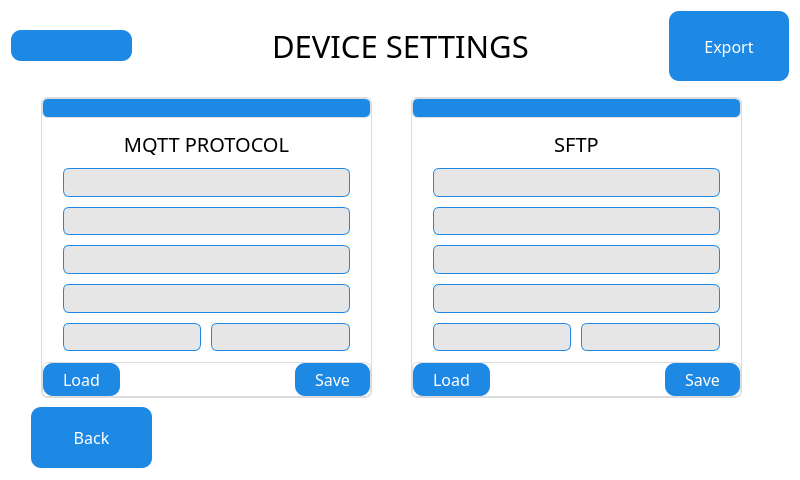
Before: the Qt Designer form QT_APP/devicesettings.ui in eSpark-Backup/nabilfesal-msm-fw, drawn with Qt 5.
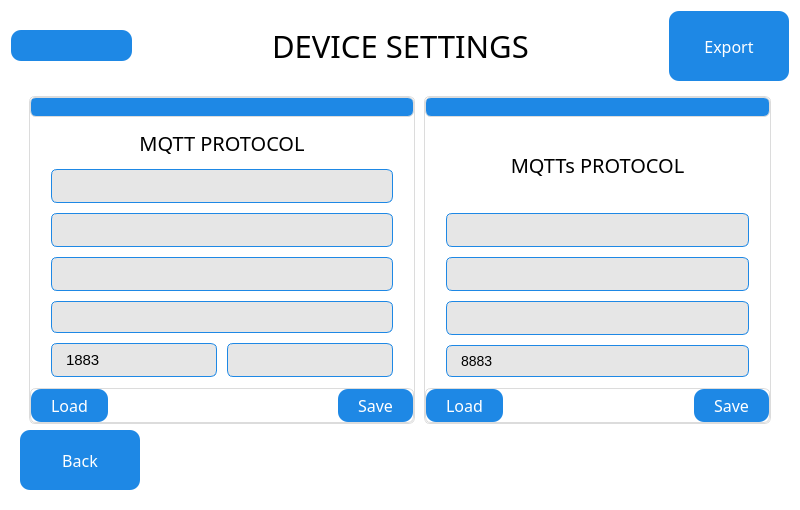
After: the same form once the commit is applied. The open tabs and pages were chosen to show the change. Icons and pictures are not drawn.

```diff
--- a/QT_APP/devicesettings.ui
+++ b/QT_APP/devicesettings.ui
@@ -194,15 +194,15 @@
       <number>0</number>
      </property>
      <widget class="QWidget" name="page">
+      <layout class="QVBoxLayout" name="verticalLayout_15">
+       <property name="leftMargin">
+        <number>80</number>
+       </property>
+       <property name="rightMargin">
+        <number>80</number>
+       </property>
+       <item>
       <widget class="QFrame" name="DeviceInfoFrame">
-       <property name="geometry">
-        <rect>
-         <x>40</x>
-         <y>10</y>
-         <width>331</width>
-         <height>301</height>
-        </rect>
-       </property>
        <property name="styleSheet">
         <string notr="true">background: white;                /* White background */
     border: 1px solid #dcdcdc;        /* Light grey border */
@@ -598,21 +598,106 @@
         </item>
        </layout>
       </widget>
+       </item>
+       <item>
+        <widget class="QFrame" name="horizontalFrame_2">
+         <property name="sizePolicy">
+          <sizepolicy hsizetype="Preferred" vsizetype="Fixed">
+           <horstretch>0</horstretch>
+           <verstretch>0</verstretch>
+          </sizepolicy>
+         </property>
+         <layout class="QHBoxLayout" name="horizontalLayout_25">
+          <item>
+           <spacer name="horizontalSpacer_6">
+            <property name="orientation">
+             <enum>Qt::Horizontal</enum>
+            </property>
+            <property name="sizeHint" stdset="0">
+             <size>
+              <width>40</width>
+              <height>20</height>
+             </size>
+            </property>
+           </spacer>
+          </item>
+          <item>
+           <widget class="QPushButton" name="continue_btn">
+            <property name="sizePolicy">
+             <sizepolicy hsizetype="Fixed" vsizetype="Fixed">
+              <horstretch>0</horstretch>
+              <verstretch>0</verstretch>
+             </sizepolicy>
+            </property>
+            <property name="minimumSize">
+             <size>
+              <width>120</width>
+              <height>60</height>
+             </size>
+            </property>
+            <property name="font">
+             <font>
+              <family>Gilroy</family>
+              <pointsize>-1</pointsize>
+             </font>
+            </property>
+            <property name="focusPolicy">
+             <enum>Qt::TabFocus</enum>
+            </property>
+            <property name="styleSheet">
+             <string notr="true">QPushButton {
+    background-color: #1E88E5;   /* Blue */
+    color: white;               /* White text */
+    border: none;               /* No border line */
+    border-radius: 10px;        /* Rounded corners */
+    padding: 6px 20px;          /* Spacing inside */
+    font-size: 16px;            /* Font size */
+}
+
+QPushButton:hover {
+    background-color: #1565C0;  /* Darker blue on hover */
+}
+
+QPushButton:pressed {
+    background-color: #0D47A1;  /* Darkest blue when pressed */
+}
+QPushButton:focus {
+    outline: none;                 /* Remove dotted border */
+    background-color: #074475;     /* Brighter blue highlight */
+    border: 2px solid black;       /* White glow/border */
+}</string>
+            </property>
+            <property name="text">
+             <string>Continue</string>
+            </property>
+           </widget>
+          </item>
+         </layout>
+        </widget>
+       </item>
+      </layout>
+     </widget>
+     <widget class="QWidget" name="page_3">
+      <layout class="QVBoxLayout" name="verticalLayout_14">
+       <item>
+        <layout class="QHBoxLayout" name="horizontalLayout_14">
+         <property name="spacing">
+          <number>9</number>
+         </property>
+         <property name="leftMargin">
+          <number>9</number>
+         </property>
+         <property name="rightMargin">
+          <number>9</number>
+         </property>
+         <item>
       <widget class="QFrame" name="DeviceInfoFrame_2">
-       <property name="geometry">
-        <rect>
-         <x>410</x>
-         <y>10</y>
-         <width>331</width>
-         <height>301</height>
-        </rect>
-       </property>
        <property name="styleSheet">
         <string notr="true">background: white;                /* White background */
     border: 1px solid #dcdcdc;        /* Light grey border */
     border-radius: 6px;</string>
        </property>
-       <layout class="QVBoxLayout" name="verticalLayout_3">
+           <layout class="QVBoxLayout" name="verticalLayout_10">
         <property name="spacing">
          <number>0</number>
         </property>
@@ -629,7 +714,7 @@
          <number>0</number>
         </property>
         <item>
-         <widget class="QLabel" name="label_4">
+             <widget class="QLabel" name="label_13">
           <property name="sizePolicy">
            <sizepolicy hsizetype="Preferred" vsizetype="Fixed">
             <horstretch>0</horstretch>
@@ -660,13 +745,13 @@
          </widget>
         </item>
         <item>
-         <widget class="QFrame" name="verticalFrame_2">
+             <widget class="QFrame" name="verticalFrame_5">
           <property name="styleSheet">
            <string notr="true">background: white;                /* White background */
     border: 1px solid #ffffff;        /* Light grey border */
     border-radius: 6px; </string>
           </property>
-          <layout class="QVBoxLayout" name="verticalLayout_4">
+              <layout class="QVBoxLayout" name="verticalLayout_11">
            <property name="spacing">
             <number>20</number>
            </property>
@@ -683,7 +768,7 @@
             <number>20</number>
            </property>
            <item>
-            <widget class="QLabel" name="label_5">
+                <widget class="QLabel" name="label_15">
              <property name="font">
               <font>
                <family>Gilroy</family>
@@ -771,7 +856,7 @@
             </widget>
            </item>
            <item>
-            <widget class="QFrame" name="horizontalFrame">
+                <widget class="QFrame" name="horizontalFrame_11">
              <property name="sizePolicy">
               <sizepolicy hsizetype="Preferred" vsizetype="Fixed">
                <horstretch>0</horstretch>
@@ -789,7 +874,7 @@
     border: 1px solid #ffffff;        /* Blue thin border */
 </string>
              </property>
-             <layout class="QHBoxLayout" name="horizontalLayout_6">
+                 <layout class="QHBoxLayout" name="horizontalLayout_18">
               <property name="spacing">
                <number>6</number>
               </property>
@@ -806,7 +891,7 @@
                <number>0</number>
               </property>
               <item>
-               <widget class="QFrame" name="horizontalFrame_8">
+                   <widget class="QFrame" name="horizontalFrame_14">
                 <property name="styleSheet">
                  <string notr="true">background: #e6e6e6;              /* Light grey box for info rows */
     border: 1px solid #e6e6e6;        /* Blue thin border */
@@ -814,7 +899,7 @@
     font-size: 15px;
     color: black;</string>
                 </property>
-                <layout class="QHBoxLayout" name="horizontalLayout_9">
+                    <layout class="QHBoxLayout" name="horizontalLayout_19">
                  <property name="spacing">
                   <number>0</number>
                  </property>
@@ -831,7 +916,7 @@
                   <number>0</number>
                  </property>
                  <item>
-                  <widget class="QLabel" name="label_6">
+                      <widget class="QLabel" name="label_20">
                    <property name="sizePolicy">
                     <sizepolicy hsizetype="Fixed" vsizetype="Fixed">
                      <horstretch>0</horstretch>
@@ -863,7 +948,7 @@
                </widget>
               </item>
               <item>
-               <widget class="QFrame" name="horizontalFrame_9">
+                   <widget class="QFrame" name="horizontalFrame_15">
                 <property name="styleSheet">
                  <string notr="true">background: #e6e6e6;              /* Light grey box for info rows */
     border: 1px solid #e6e6e6;        /* Blue thin border */
@@ -871,7 +956,7 @@
     font-size: 15px;
     color: black;</string>
                 </property>
-                <layout class="QHBoxLayout" name="horizontalLayout_10">
+                    <layout class="QHBoxLayout" name="horizontalLayout_20">
                  <property name="spacing">
                   <number>0</number>
                  </property>
@@ -888,7 +973,7 @@
                   <number>0</number>
                  </property>
                  <item>
-                  <widget class="QLabel" name="label_7">
+                      <widget class="QLabel" name="label_21">
                    <property name="sizePolicy">
                     <sizepolicy hsizetype="Fixed" vsizetype="Fixed">
                      <horstretch>0</horstretch>
@@ -926,7 +1011,7 @@
          </widget>
         </item>
         <item>
-         <widget class="QFrame" name="horizontalFrame">
+             <widget class="QFrame" name="horizontalFrame_16">
           <property name="sizePolicy">
            <sizepolicy hsizetype="Preferred" vsizetype="Fixed">
             <horstretch>0</horstretch>
@@ -939,7 +1024,7 @@
             <height>35</height>
            </size>
           </property>
-          <layout class="QHBoxLayout" name="horizontalLayout_12">
+              <layout class="QHBoxLayout" name="horizontalLayout_21">
            <property name="spacing">
             <number>0</number>
            </property>
@@ -1001,7 +1086,7 @@
             </widget>
            </item>
            <item>
-            <spacer name="horizontalSpacer">
+                <spacer name="horizontalSpacer_4">
              <property name="orientation">
               <enum>Qt::Horizontal</enum>
              </property>
@@ -1057,68 +1142,15 @@
         </item>
        </layout>
       </widget>
-      <widget class="QPushButton" name="continue_btn">
-       <property name="geometry">
-        <rect>
-         <x>640</x>
-         <y>320</y>
-         <width>130</width>
-         <height>60</height>
-        </rect>
-       </property>
-       <property name="font">
-        <font>
-         <family>Gilroy</family>
-         <pointsize>-1</pointsize>
-        </font>
-       </property>
-       <property name="focusPolicy">
-        <enum>Qt::TabFocus</enum>
-       </property>
-       <property name="styleSheet">
-        <string notr="true">QPushButton {
-    background-color: #1E88E5;   /* Blue */
-    color: white;               /* White text */
-    border: none;               /* No border line */
-    border-radius: 10px;        /* Rounded corners */
-    padding: 6px 20px;          /* Spacing inside */
-    font-size: 16px;            /* Font size */
-}
-
-QPushButton:hover {
-    background-color: #1565C0;  /* Darker blue on hover */
-}
-
-QPushButton:pressed {
-    background-color: #0D47A1;  /* Darkest blue when pressed */
-}
-QPushButton:focus {
-    outline: none;                 /* Remove dotted border */
-    background-color: #074475;     /* Brighter blue highlight */
-    border: 2px solid black;       /* White glow/border */
-}</string>
-       </property>
-       <property name="text">
-        <string>Continue</string>
-       </property>
-      </widget>
-     </widget>
-     <widget class="QWidget" name="page_2">
+         </item>
+         <item>
       <widget class="QFrame" name="DeviceInfoFrame_3">
-       <property name="geometry">
-        <rect>
-         <x>400</x>
-         <y>10</y>
-         <width>331</width>
-         <height>301</height>
-        </rect>
-       </property>
        <property name="styleSheet">
         <string notr="true">background: white;                /* White background */
     border: 1px solid #dcdcdc;        /* Light grey border */
     border-radius: 6px;</string>
        </property>
-       <layout class="QVBoxLayout" name="verticalLayout_5">
+           <layout class="QVBoxLayout" name="verticalLayout_12">
         <property name="spacing">
          <number>0</number>
         </property>
@@ -1135,7 +1167,7 @@
          <number>0</number>
         </property>
         <item>
-         <widget class="QLabel" name="label_9">
+             <widget class="QLabel" name="label_22">
           <property name="sizePolicy">
            <sizepolicy hsizetype="Preferred" vsizetype="Fixed">
             <horstretch>0</horstretch>
@@ -1166,13 +1198,13 @@
          </widget>
         </item>
         <item>
-         <widget class="QFrame" name="verticalFrame_3">
+             <widget class="QFrame" name="verticalFrame_6">
           <property name="styleSheet">
            <string notr="true">background: white;                /* White background */
     border: 1px solid #ffffff;        /* Light grey border */
     border-radius: 6px; </string>
           </property>
-          <layout class="QVBoxLayout" name="verticalLayout_6">
+              <layout class="QVBoxLayout" name="verticalLayout_13">
            <property name="spacing">
             <number>10</number>
            </property>
@@ -1189,7 +1221,7 @@
             <number>10</number>
            </property>
            <item>
-            <widget class="QLabel" name="label_11">
+                <widget class="QLabel" name="label_23">
              <property name="font">
               <font>
                <family>Gilroy</family>
@@ -1236,6 +1268,9 @@
            </item>
            <item>
             <widget class="QLineEdit" name="sftp_port">
+                 <property name="enabled">
+                  <bool>false</bool>
+                 </property>
              <property name="focusPolicy">
               <enum>Qt::ClickFocus</enum>
              </property>
@@ -1251,7 +1286,10 @@
               <string/>
              </property>
              <property name="text">
-              <string/>
+                  <string>22</string>
+                 </property>
+                 <property name="readOnly">
+                  <bool>true</bool>
              </property>
              <property name="placeholderText">
               <string/>
@@ -1301,7 +1339,7 @@
             </widget>
            </item>
            <item>
-            <layout class="QHBoxLayout" name="horizontalLayout_8">
+                <layout class="QHBoxLayout" name="horizontalLayout_22">
              <item>
               <widget class="QLineEdit" name="sftp_int">
                <property name="focusPolicy">
@@ -1341,7 +1379,7 @@
          </widget>
         </item>
         <item>
-         <widget class="QFrame" name="horizontalFrame_12">
+             <widget class="QFrame" name="horizontalFrame_17">
           <property name="sizePolicy">
            <sizepolicy hsizetype="Preferred" vsizetype="Fixed">
             <horstretch>0</horstretch>
@@ -1354,7 +1392,7 @@
             <height>35</height>
            </size>
           </property>
-          <layout class="QHBoxLayout" name="horizontalLayout_15">
+              <layout class="QHBoxLayout" name="horizontalLayout_23">
            <property name="spacing">
             <number>0</number>
            </property>
@@ -1416,7 +1454,7 @@
             </widget>
            </item>
            <item>
-            <spacer name="horizontalSpacer_2">
+                <spacer name="horizontalSpacer_5">
              <property name="orientation">
               <enum>Qt::Horizontal</enum>
              </property>
@@ -1472,15 +1510,127 @@
         </item>
        </layout>
       </widget>
+         </item>
+        </layout>
+       </item>
+       <item>
+        <layout class="QHBoxLayout" name="horizontalLayout_30">
+         <item>
+          <widget class="QPushButton" name="pushButton">
+           <property name="sizePolicy">
+            <sizepolicy hsizetype="Fixed" vsizetype="Fixed">
+             <horstretch>0</horstretch>
+             <verstretch>0</verstretch>
+            </sizepolicy>
+           </property>
+           <property name="minimumSize">
+            <size>
+             <width>121</width>
+             <height>61</height>
+            </size>
+           </property>
+           <property name="styleSheet">
+            <string notr="true">QPushButton {
+    background-color: #1E88E5;   /* Blue */
+    color: white;               /* White text */
+    border: none;               /* No border line */
+    border-radius: 10px;        /* Rounded corners */
+    padding: 6px 20px;          /* Spacing inside */
+    font-size: 16px;            /* Font size */
+}
+
+QPushButton:hover {
+    background-color: #1565C0;  /* Darker blue on hover */
+}
+
+QPushButton:pressed {
+    background-color: #0D47A1;  /* Darkest blue when pressed */
+}
+QPushButton:focus {
+    outline: none;                 /* Remove dotted border */
+    background-color: #074475;     /* Brighter blue highlight */
+    border: 2px solid black;       /* White glow/border */
+}</string>
+           </property>
+           <property name="text">
+            <string>Back</string>
+           </property>
+          </widget>
+         </item>
+         <item>
+          <spacer name="horizontalSpacer_9">
+           <property name="orientation">
+            <enum>Qt::Horizontal</enum>
+           </property>
+           <property name="sizeHint" stdset="0">
+            <size>
+             <width>40</width>
+             <height>20</height>
+            </size>
+           </property>
+          </spacer>
+         </item>
+         <item>
+          <widget class="QPushButton" name="pushButton_2">
+           <property name="sizePolicy">
+            <sizepolicy hsizetype="Fixed" vsizetype="Fixed">
+             <horstretch>0</horstretch>
+             <verstretch>0</verstretch>
+            </sizepolicy>
+           </property>
+           <property name="minimumSize">
+            <size>
+             <width>120</width>
+             <height>60</height>
+            </size>
+           </property>
+           <property name="styleSheet">
+            <string notr="true">QPushButton {
+    background-color: #1E88E5;   /* Blue */
+    color: white;               /* White text */
+    border: none;               /* No border line */
+    border-radius: 10px;        /* Rounded corners */
+    padding: 6px 20px;          /* Spacing inside */
+    font-size: 16px;            /* Font size */
+}
+
+QPushButton:hover {
+    background-color: #1565C0;  /* Darker blue on hover */
+}
+
+QPushButton:pressed {
+    background-color: #0D47A1;  /* Darkest blue when pressed */
+}
+QPushButton:focus {
+    outline: none;                 /* Remove dotted border */
+    background-color: #074475;     /* Brighter blue highlight */
+    border: 2px solid black;       /* White glow/border */
+}</string>
+           </property>
+           <property name="text">
+            <string>Continue</string>
+           </property>
+          </widget>
+         </item>
+        </layout>
+       </item>
+      </layout>
+     </widget>
+     <widget class="QWidget" name="page_2">
+      <layout class="QVBoxLayout" name="verticalLayout_18">
+       <item>
+        <layout class="QHBoxLayout" name="horizontalLayout_29">
+         <property name="spacing">
+          <number>9</number>
+         </property>
+         <property name="leftMargin">
+          <number>9</number>
+         </property>
+         <property name="rightMargin">
+          <number>9</number>
+         </property>
+         <item>
       <widget class="QFrame" name="DeviceInfoFrame_4">
-       <property name="geometry">
-        <rect>
-         <x>30</x>
-         <y>10</y>
-         <width>331</width>
-         <height>301</height>
-        </rect>
-       </property>
        <property name="styleSheet">
         <string notr="true">background: white;                /* White background */
     border: 1px solid #dcdcdc;        /* Light grey border */
@@ -1681,6 +1831,9 @@
             <layout class="QHBoxLayout" name="horizontalLayout_17">
              <item>
               <widget class="QLineEdit" name="mqtt_port">
+                   <property name="enabled">
+                    <bool>false</bool>
+                   </property>
                <property name="focusPolicy">
                 <enum>Qt::ClickFocus</enum>
                </property>
@@ -1696,7 +1849,10 @@
                 <string/>
                </property>
                <property name="text">
-                <string/>
+                    <string>1883</string>
+                   </property>
+                   <property name="readOnly">
+                    <bool>true</bool>
                </property>
                <property name="placeholderText">
                 <string/>
@@ -1864,14 +2020,370 @@
         </item>
        </layout>
       </widget>
+         </item>
+         <item>
+          <widget class="QFrame" name="DeviceInfoFrame_5">
+           <property name="styleSheet">
+            <string notr="true">background: white;                /* White background */
+    border: 1px solid #dcdcdc;        /* Light grey border */
+    border-radius: 6px;</string>
+           </property>
+           <layout class="QVBoxLayout" name="verticalLayout_16">
+            <property name="spacing">
+             <number>0</number>
+            </property>
+            <property name="leftMargin">
+             <number>0</number>
+            </property>
+            <property name="topMargin">
+             <number>0</number>
+            </property>
+            <property name="rightMargin">
+             <number>0</number>
+            </property>
+            <property name="bottomMargin">
+             <number>0</number>
+            </property>
+            <item>
+             <widget class="QLabel" name="label_24">
+              <property name="sizePolicy">
+               <sizepolicy hsizetype="Preferred" vsizetype="Fixed">
+                <horstretch>0</horstretch>
+                <verstretch>0</verstretch>
+               </sizepolicy>
+              </property>
+              <property name="maximumSize">
+               <size>
+                <width>16777215</width>
+                <height>20</height>
+               </size>
+              </property>
+              <property name="styleSheet">
+               <string notr="true">background-color: #1E88E5;        /* Blue strip at the top */
+    color: white;                     /* White text */
+    font-size: 16px;
+    font-weight: bold;
+    padding: 6px;
+    border-top-left-radius: 6px;
+    border-top-right-radius: 6px;</string>
+              </property>
+              <property name="text">
+               <string/>
+              </property>
+              <property name="alignment">
+               <set>Qt::AlignCenter</set>
+              </property>
+             </widget>
+            </item>
+            <item>
+             <widget class="QFrame" name="verticalFrame_7">
+              <property name="styleSheet">
+               <string notr="true">background: white;                /* White background */
+    border: 1px solid #ffffff;        /* Light grey border */
+    border-radius: 6px; </string>
+              </property>
+              <layout class="QVBoxLayout" name="verticalLayout_17">
+               <property name="spacing">
+                <number>10</number>
+               </property>
+               <property name="leftMargin">
+                <number>20</number>
+               </property>
+               <property name="topMargin">
+                <number>10</number>
+               </property>
+               <property name="rightMargin">
+                <number>20</number>
+               </property>
+               <property name="bottomMargin">
+                <number>10</number>
+               </property>
+               <item>
+                <widget class="QLabel" name="label_25">
+                 <property name="font">
+                  <font>
+                   <family>Gilroy</family>
+                   <pointsize>15</pointsize>
+                  </font>
+                 </property>
+                 <property name="focusPolicy">
+                  <enum>Qt::StrongFocus</enum>
+                 </property>
+                 <property name="styleSheet">
+                  <string notr="true">border-color: rgb(255, 255, 255);</string>
+                 </property>
+                 <property name="text">
+                  <string>MQTTs PROTOCOL</string>
+                 </property>
+                 <property name="alignment">
+                  <set>Qt::AlignCenter</set>
+                 </property>
+                </widget>
+               </item>
+               <item>
+                <widget class="QLineEdit" name="mqtts_endpoint">
+                 <property name="enabled">
+                  <bool>false</bool>
+                 </property>
+                 <property name="focusPolicy">
+                  <enum>Qt::ClickFocus</enum>
+                 </property>
+                 <property name="toolTip">
+                  <string>&lt;html&gt;&lt;head/&gt;&lt;body&gt;&lt;p&gt;&lt;br/&gt;&lt;/p&gt;&lt;/body&gt;&lt;/html&gt;</string>
+                 </property>
+                 <property name="styleSheet">
+                  <string notr="true">background: #e6e6e6;              /* Light grey box for info rows */
+    border: 1px solid #1E88E5;        /* Blue thin border */
+    border-radius: 6px;
+    padding: 6px 12px;
+    font-size: 15px;
+    color: black;</string>
+                 </property>
+                 <property name="inputMask">
+                  <string/>
+                 </property>
+                 <property name="text">
+                  <string/>
+                 </property>
+                 <property name="placeholderText">
+                  <string/>
+                 </property>
+                </widget>
+               </item>
+               <item>
+                <widget class="QLineEdit" name="mqtts_client_id">
+                 <property name="enabled">
+                  <bool>false</bool>
+                 </property>
+                 <property name="focusPolicy">
+                  <enum>Qt::ClickFocus</enum>
+                 </property>
+                 <property name="styleSheet">
+                  <string notr="true">background: #e6e6e6;              /* Light grey box for info rows */
+    border: 1px solid #1E88E5;        /* Blue thin border */
+    border-radius: 6px;
+    padding: 6px 12px;
+    font-size: 15px;
+    color: black;</string>
+                 </property>
+                 <property name="inputMask">
+                  <string/>
+                 </property>
+                 <property name="text">
+                  <string/>
+                 </property>
+                 <property name="placeholderText">
+                  <string/>
+                 </property>
+                </widget>
+               </item>
+               <item>
+                <widget class="QLineEdit" name="mqtts_port">
+                 <property name="enabled">
+                  <bool>false</bool>
+                 </property>
+                 <property name="focusPolicy">
+                  <enum>Qt::ClickFocus</enum>
+                 </property>
+                 <property name="styleSheet">
+                  <string notr="true">background: #e6e6e6;              /* Light grey box for info rows */
+    border: 1px solid #1E88E5;        /* Blue thin border */
+    border-radius: 6px;
+    padding: 6px 12px;
+    font-size: 15px;
+    color: black;</string>
+                 </property>
+                 <property name="inputMask">
+                  <string/>
+                 </property>
+                 <property name="text">
+                  <string/>
+                 </property>
+                 <property name="placeholderText">
+                  <string/>
+                 </property>
+                </widget>
+               </item>
+               <item>
+                <widget class="QLineEdit" name="mqtts_interval">
+                 <property name="focusPolicy">
+                  <enum>Qt::ClickFocus</enum>
+                 </property>
+                 <property name="styleSheet">
+                  <string notr="true">background: #e6e6e6;              /* Light grey box for info rows */
+    border: 1px solid #1E88E5;        /* Blue thin border */
+    border-radius: 6px;
+    padding: 6px 12px;
+    font-size: 14px;
+    color: black;</string>
+                 </property>
+                 <property name="inputMask">
+                  <string/>
+                 </property>
+                 <property name="text">
+                  <string>8883</string>
+                 </property>
+                 <property name="readOnly">
+                  <bool>true</bool>
+                 </property>
+                 <property name="placeholderText">
+                  <string/>
+                 </property>
+                </widget>
+               </item>
+              </layout>
+             </widget>
+            </item>
+            <item>
+             <widget class="QFrame" name="horizontalFrame_18">
+              <property name="sizePolicy">
+               <sizepolicy hsizetype="Preferred" vsizetype="Fixed">
+                <horstretch>0</horstretch>
+                <verstretch>0</verstretch>
+               </sizepolicy>
+              </property>
+              <property name="maximumSize">
+               <size>
+                <width>16777215</width>
+                <height>35</height>
+               </size>
+              </property>
+              <layout class="QHBoxLayout" name="horizontalLayout_27">
+               <property name="spacing">
+                <number>0</number>
+               </property>
+               <property name="leftMargin">
+                <number>0</number>
+               </property>
+               <property name="topMargin">
+                <number>0</number>
+               </property>
+               <property name="rightMargin">
+                <number>0</number>
+               </property>
+               <property name="bottomMargin">
+                <number>0</number>
+               </property>
+               <item>
+                <widget class="QPushButton" name="mqtts_load_btn">
+                 <property name="sizePolicy">
+                  <sizepolicy hsizetype="Minimum" vsizetype="Fixed">
+                   <horstretch>0</horstretch>
+                   <verstretch>0</verstretch>
+                  </sizepolicy>
+                 </property>
+                 <property name="font">
+                  <font>
+                   <family>Gilroy</family>
+                   <pointsize>-1</pointsize>
+                  </font>
+                 </property>
+                 <property name="focusPolicy">
+                  <enum>Qt::TabFocus</enum>
+                 </property>
+                 <property name="styleSheet">
+                  <string notr="true">QPushButton {
+    background-color: #1E88E5;   /* Blue */
+    color: white;               /* White text */
+    border: none;               /* No border line */
+    border-radius: 10px;        /* Rounded corners */
+    padding: 6px 20px;          /* Spacing inside */
+    font-size: 16px;            /* Font size */
+}
+
+QPushButton:hover {
+    background-color: #1565C0;  /* Darker blue on hover */
+}
+
+QPushButton:pressed {
+    background-color: #0D47A1;  /* Darkest blue when pressed */
+}
+QPushButton:focus {
+    outline: none;                 /* Remove dotted border */
+    background-color: #074475;     /* Brighter blue highlight */
+    border: 2px solid black;       /* White glow/border */
+}</string>
+                 </property>
+                 <property name="text">
+                  <string>Load</string>
+                 </property>
+                </widget>
+               </item>
+               <item>
+                <spacer name="horizontalSpacer_7">
+                 <property name="orientation">
+                  <enum>Qt::Horizontal</enum>
+                 </property>
+                 <property name="sizeHint" stdset="0">
+                  <size>
+                   <width>40</width>
+                   <height>20</height>
+                  </size>
+                 </property>
+                </spacer>
+               </item>
+               <item>
+                <widget class="QPushButton" name="mqtts_save_btn">
+                 <property name="font">
+                  <font>
+                   <family>Gilroy</family>
+                   <pointsize>-1</pointsize>
+                  </font>
+                 </property>
+                 <property name="focusPolicy">
+                  <enum>Qt::TabFocus</enum>
+                 </property>
+                 <property name="styleSheet">
+                  <string notr="true">QPushButton {
+    background-color: #1E88E5;   /* Blue */
+    color: white;               /* White text */
+    border: none;               /* No border line */
+    border-radius: 10px;        /* Rounded corners */
+    padding: 6px 20px;          /* Spacing inside */
+    font-size: 16px;            /* Font size */
+}
+
+QPushButton:hover {
+    background-color: #1565C0;  /* Darker blue on hover */
+}
+
+QPushButton:pressed {
+    background-color: #0D47A1;  /* Darkest blue when pressed */
+}
+QPushButton:focus {
+    outline: none;                 /* Remove dotted border */
+    background-color: #074475;     /* Brighter blue highlight */
+    border: 2px solid black;       /* White glow/border */
+}</string>
+                 </property>
+                 <property name="text">
+                  <string>Save</string>
+                 </property>
+                </widget>
+               </item>
+              </layout>
+             </widget>
+            </item>
+           </layout>
+          </widget>
+         </item>
+        </layout>
+       </item>
+       <item>
+        <layout class="QHBoxLayout" name="horizontalLayout_28">
+         <item>
       <widget class="QPushButton" name="back_btn">
-       <property name="geometry">
-        <rect>
-         <x>20</x>
-         <y>320</y>
-         <width>121</width>
-         <height>61</height>
-        </rect>
+           <property name="sizePolicy">
+            <sizepolicy hsizetype="Fixed" vsizetype="Fixed">
+             <horstretch>0</horstretch>
+             <verstretch>0</verstretch>
+            </sizepolicy>
+           </property>
+           <property name="minimumSize">
+            <size>
+             <width>120</width>
+             <height>60</height>
+            </size>
        </property>
        <property name="font">
         <font>
@@ -1909,6 +2421,23 @@
         <string>Back</string>
        </property>
       </widget>
+         </item>
+         <item>
+          <spacer name="horizontalSpacer_8">
+           <property name="orientation">
+            <enum>Qt::Horizontal</enum>
+           </property>
+           <property name="sizeHint" stdset="0">
+            <size>
+             <width>40</width>
+             <height>20</height>
+            </size>
+           </property>
+          </spacer>
+         </item>
+        </layout>
+       </item>
+      </layout>
      </widget>
     </widget>
    </item>
```
Lines whose indentation alone changed are shown as unchanged.
